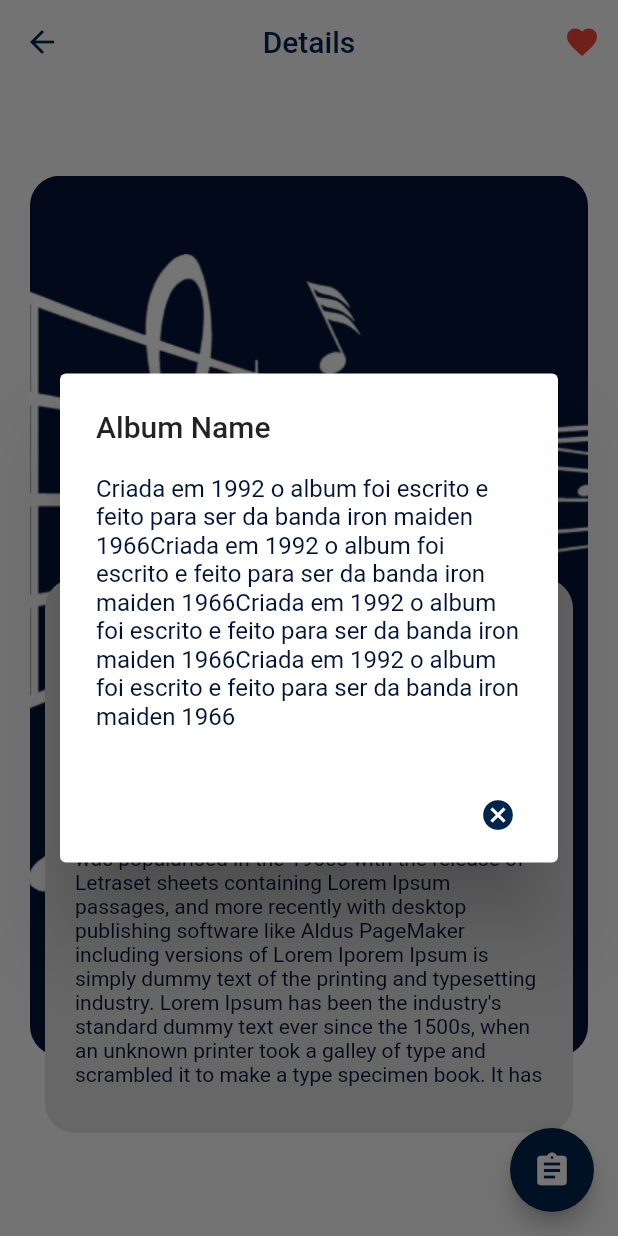
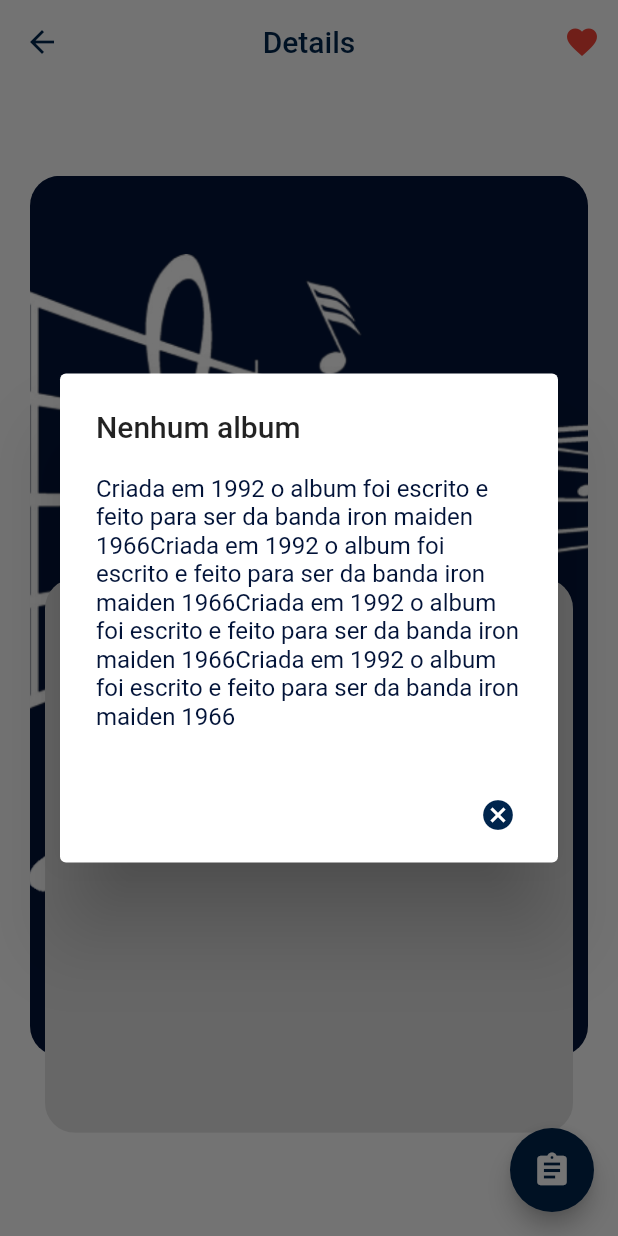
Before and after one commit to RegisSalesRA/flutter_sqflite, a Flutter app: the DetailScreen screen opened directly with empty values, after a tap on the "assignment" icon, on a phone screen of 412 x 824 dp. Run offline on Flutter 3.47's test engine with Material 2 defaults, Android fonts, the phone set to English and light mode, and no system bars; our stand-ins replace sqflite; accounts and stored records are empty.

Commit message:
Detail Screen get id category and id album

```diff
--- a/lib/model/music.dart
+++ b/lib/model/music.dart
@@ -9,7 +9,7 @@ class Music {
     this.id,
     this.name,
     this.description,
-    this.categoryId,
+    required this.categoryId,
     this.albumId,
     this.data,
   });
--- a/lib/src/widgets/custom_dropdown_widget.dart
+++ b/lib/src/widgets/custom_dropdown_widget.dart
@@ -30,7 +30,7 @@ class _DropDownWidgetState extends State<DropDownWidget> {
       //       }
       //      return null;
       //    },
-      decoration: InputDecoration(
+      decoration: const InputDecoration(
         prefixIcon: Icon(Icons.person),
       ),
       hint: widget.hint,
--- a/lib/src/widgets/detail_screen.dart
+++ b/lib/src/widgets/detail_screen.dart
@@ -1,15 +1,55 @@
 import 'package:flutter/material.dart';
 import 'package:flutter_sqlite/src/widgets/widgets.dart';
 import '../../config/config.dart';
+import '../../data/database_service.dart';
 import '../../model/model.dart';
 
-class DetailScreen extends StatelessWidget {
+class DetailScreen extends StatefulWidget {
   final Music music;
-  final bool isLoading = false;
   const DetailScreen({
     Key? key,
     required this.music,
   }) : super(key: key);
+
+  @override
+  State<DetailScreen> createState() => _DetailScreenState();
+}
+
+class _DetailScreenState extends State<DetailScreen> {
+  final bool isLoading = false;
+  final DatabaseService _databaseService = DatabaseService();
+
+  Category categoriaMusica = Category();
+  Album albumMusica = Album();
+
+  Future categoryById() async {
+    if (widget.music.categoryId != 0) {
+      var data = await _databaseService.category(widget.music.categoryId);
+      print(data);
+      setState(() {
+        categoriaMusica = data;
+      });
+    }
+    return null;
+  }
+
+  Future albumById() async {
+    if (widget.music.categoryId != 0) {
+      var data = await _databaseService.album(widget.music.albumId);
+      print(data);
+      setState(() {
+        albumMusica = data;
+      });
+    }
+    return null;
+  }
+
+  @override
+  void initState() {
+    super.initState();
+    categoryById();
+    albumById();
+  }
 
   @override
   Widget build(BuildContext context) {
@@ -26,7 +66,11 @@ class DetailScreen extends StatelessWidget {
             showDialog<String>(
               context: context,
               builder: (BuildContext context) => AlertDialog(
-                  title: const Text("Album Name"),
+                  title: Text(
+                    widget.music.albumId != 0
+                        ? albumMusica.name.toString()
+                        : "Nenhum album",
+                  ),
                   content: const Text(
                       "Criada em 1992 o album foi escrito e feito para ser da banda iron maiden 1966Criada em 1992 o album foi escrito e feito para ser da banda iron maiden 1966Criada em 1992 o album foi escrito e feito para ser da banda iron maiden 1966Criada em 1992 o album foi escrito e feito para ser da banda iron maiden 1966"),
                   actions: <Widget>[
@@ -94,7 +138,9 @@ class DetailScreen extends StatelessWidget {
                             child: Column(children: [
                               Center(
                                   child: Text(
-                                " '${music.name}' ",
+                                widget.music.categoryId != 0
+                                    ? " ${categoriaMusica.name.toString()} "
+                                    : "Nenhuma categoria",
                                 style: const TextStyle(
                                     fontWeight: FontWeight.bold,
                                     fontSize: 18,
@@ -103,14 +149,12 @@ class DetailScreen extends StatelessWidget {
                               const SizedBox(
                                 height: 10,
                               ),
-                              const Expanded(
+                              Expanded(
                                 child: SingleChildScrollView(
-                                  physics: BouncingScrollPhysics(),
+                                  physics: const BouncingScrollPhysics(),
                                   child: Text(
-                                    """
-      Lorem Ipsum is simply dummy text of the printing and typesetting industry. Lorem Ipsum has been the industry's standard dummy text ever since the 1500s, when an unknown printer took a galley of type and scrambled it to make a type specimen book. It has survived not only five centuries, but also the leap into electronic typesetting, remaining essentially unchanged. It was popularised in the 1960s with the release of Letraset sheets containing Lorem Ipsum passages, and more recently with desktop publishing software like Aldus PageMaker including versions of Lorem Iporem Ipsum is simply dummy text of the printing and typesetting industry. Lorem Ipsum has been the industry's standard dummy text ever since the 1500s, when an unknown printer took a galley of type and scrambled it to make a type specimen book. It has survived not only five centuries, but also the leap into electronic typesetting, remaining essentially unchanged. It was popularised in the 1960s with the release of Letraset sheets containing Lorem Ipsum passages, and more recently with desktop publishing software like Aldus PageMaker including versions of Lorem Ipsum
-      """,
-                                    style: TextStyle(
+                                    widget.music.description!,
+                                    style: const TextStyle(
                                         color: Palette.primaryColorDark),
                                   ),
                                 ),
```
Also changed, not shown: lib/data/database_service.dart (+19 -2 lines), lib/src/modules/music/music_form.dart (+6 -13 lines).
